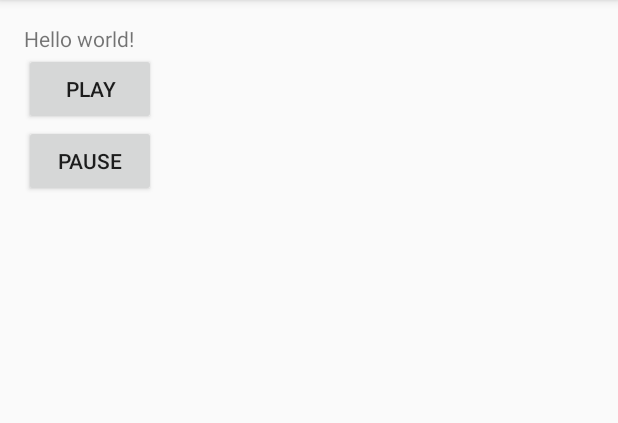
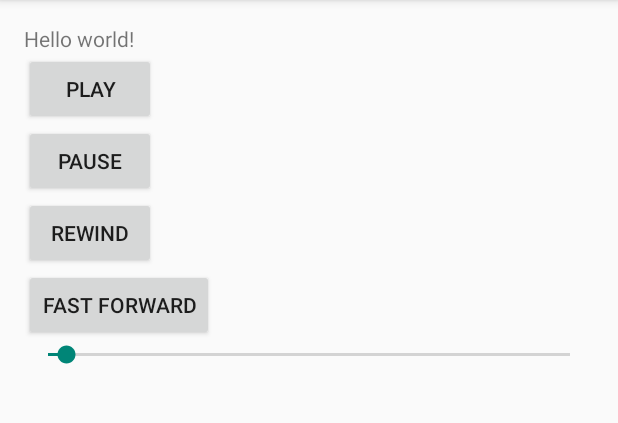
Before and after one commit to sohamtriveous/musicplayertest, an Android app: the screen it shows after launch (MainActivity), after a tap on "PLAY", on a phone screen of 412 x 824 dp, the part 84-507 px from its top. Run offline under Robolectric (Android 15) with nearby library versions, the phone set to English and light mode, and no system bars.

Commit message:
a baisc musicplayer with a seekbar

```diff
--- a/app/src/main/java/com/triveous/musicplayer/MainActivity.java
+++ b/app/src/main/java/com/triveous/musicplayer/MainActivity.java
@@ -1,25 +1,41 @@
 package com.triveous.musicplayer;
 
+import android.media.MediaPlayer;
+import android.os.Bundle;
+import android.os.Handler;
+import android.os.Looper;
+import android.os.Message;
 import android.support.v7.app.ActionBarActivity;
-import android.os.Bundle;
 import android.util.Log;
 import android.view.Menu;
-import android.view.MenuItem;
 import android.view.View;
 import android.widget.Button;
+import android.widget.SeekBar;
 import android.widget.TextView;
 import android.widget.Toast;
 
 
 public class MainActivity extends ActionBarActivity {
+    // refresh interval in milliseconds
+    public static final int INTERVAL_REFRESH = 500;
+    // rewind/ff seek value
+    public static final int VALUE_SEEK = 1000;
+
     private boolean shouldLog = true;
 
     private Button mPlayButton;
     private Button mPauseButton;
     private TextView mStatusTextView;
+    private View mRewindButton;
+    private View mFFButton;
+    private MusicHandler mMusicHandler = new MusicHandler(Looper.getMainLooper());
+
+    private MediaPlayer mMediaPlayer;
+
+    private SeekBar mSeekbar;
 
     private void logMessage(String message) {
-        if(shouldLog) {
+        if (shouldLog) {
             Log.d("MainActivity", message);
         }
     }
@@ -29,23 +45,98 @@ public class MainActivity extends ActionBarActivity {
         super.onCreate(savedInstanceState);
         setContentView(R.layout.activity_main);
 
+        mMediaPlayer = MediaPlayer.create(this, R.raw.music);
+
         mPlayButton = (Button) findViewById(R.id.activity_main_play);
         mPauseButton = (Button) findViewById(R.id.activity_main_pause);
         mStatusTextView = (TextView) findViewById(R.id.activity_main_status);
 
+        mRewindButton = findViewById(R.id.activity_main_rewind);
+        mFFButton = findViewById(R.id.activity_main_ff);
+
+        mSeekbar = (SeekBar) findViewById(R.id.activity_main_seekbar);
+
+        setOnClickListeners();
+        setOnCompletionListener();
+        setOnSeekBarChangeListener();
+    }
+
+    /**
+     * Add onClickListeners to all views
+     */
+    private void setOnClickListeners() {
         mPlayButton.setOnClickListener(new View.OnClickListener() {
             @Override
             public void onClick(View v) {
-                Toast.makeText(MainActivity.this, "Playing music", Toast.LENGTH_SHORT)
-                        .show();
+                Toast.makeText(MainActivity.this, getString(R.string.activity_main_playing), Toast.LENGTH_SHORT).show();
+                // start playing music
+                mMediaPlayer.start();
+                // initialize the seekbar
+                mSeekbar.setMax(mMediaPlayer.getDuration());
+                // start updating the seekbar
+                mMusicHandler.sendEmptyMessage(MusicHandler.MESSAGE_UPDATE_SEEKBAR);
             }
         });
 
         mPauseButton.setOnClickListener(new View.OnClickListener() {
             @Override
             public void onClick(View v) {
-                Toast.makeText(MainActivity.this, "Pausing music", Toast.LENGTH_SHORT)
+                Toast.makeText(MainActivity.this, getString(R.string.activity_main_pause), Toast.LENGTH_SHORT).show();
+                mMediaPlayer.pause();
+                mMusicHandler.removeMessages(MusicHandler.MESSAGE_UPDATE_SEEKBAR);
+            }
+        });
+
+        mRewindButton.setOnClickListener(new View.OnClickListener() {
+            @Override
+            public void onClick(View v) {
+                mMediaPlayer.seekTo(mMediaPlayer.getCurrentPosition() - VALUE_SEEK);
+            }
+        });
+
+        mFFButton.setOnClickListener(new View.OnClickListener() {
+            @Override
+            public void onClick(View v) {
+                mMediaPlayer.seekTo(mMediaPlayer.getCurrentPosition() - VALUE_SEEK);
+            }
+        });
+    }
+
+    /**
+     * Update handler, seekbar once the media has finished playback
+     */
+    private void setOnCompletionListener() {
+        mMediaPlayer.setOnCompletionListener(new MediaPlayer.OnCompletionListener() {
+            @Override
+            public void onCompletion(MediaPlayer mp) {
+                Toast.makeText(MainActivity.this, getString(R.string.activity_main_finished), Toast.LENGTH_SHORT)
                         .show();
+                mSeekbar.setProgress(0);
+                mMusicHandler.removeMessages(MusicHandler.MESSAGE_UPDATE_SEEKBAR);
+            }
+        });
+    }
+
+    /**
+     * Update the mediaplayer position once the seekbar is clicked
+     */
+    private void setOnSeekBarChangeListener() {
+        mSeekbar.setOnSeekBarChangeListener(new SeekBar.OnSeekBarChangeListener() {
+            @Override
+            public void onProgressChanged(SeekBar seekBar, int progress, boolean fromUser) {
+                if (fromUser) {
+                    mMediaPlayer.seekTo(progress);
+                }
+            }
+
+            @Override
+            public void onStartTrackingTouch(SeekBar seekBar) {
+
+            }
+
+            @Override
+            public void onStopTrackingTouch(SeekBar seekBar) {
+
             }
         });
     }
@@ -57,18 +148,28 @@ public class MainActivity extends ActionBarActivity {
         return true;
     }
 
-    @Override
-    public boolean onOptionsItemSelected(MenuItem item) {
-        // Handle action bar item clicks here. The action bar will
-        // automatically handle clicks on the Home/Up button, so long
-        // as you specify a parent activity in AndroidManifest.xml.
-        int id = item.getItemId();
+    /**
+     * A handler to update the seekbar
+     */
+    private class MusicHandler extends Handler {
+        // message to update the seekbar
+        public static final int MESSAGE_UPDATE_SEEKBAR = 1;
 
-        //noinspection SimplifiableIfStatement
-        if (id == R.id.action_settings) {
-            return true;
+        private MusicHandler(Looper looper) {
+            super(looper);
         }
 
-        return super.onOptionsItemSelected(item);
+        @Override
+        public void handleMessage(Message msg) {
+            if (msg.what == MESSAGE_UPDATE_SEEKBAR) {
+                if (mMediaPlayer.isPlaying()) {
+                    // update seekbar
+                    mSeekbar.setProgress(mMediaPlayer.getCurrentPosition());
+                    // schedule the next message
+                    sendEmptyMessageDelayed(MESSAGE_UPDATE_SEEKBAR, INTERVAL_REFRESH);
+                }
+            }
+            super.handleMessage(msg);
+        }
     }
 }
--- a/app/src/main/res/layout/activity_main.xml
+++ b/app/src/main/res/layout/activity_main.xml
@@ -1,30 +1,47 @@
-<RelativeLayout xmlns:android="http://schemas.android.com/apk/res/android"
-    xmlns:tools="http://schemas.android.com/tools" android:layout_width="match_parent"
-    android:layout_height="match_parent" android:paddingLeft="@dimen/activity_horizontal_margin"
+<LinearLayout xmlns:android="http://schemas.android.com/apk/res/android"
+    xmlns:tools="http://schemas.android.com/tools"
+    android:layout_width="match_parent"
+    android:layout_height="match_parent"
+    android:paddingLeft="@dimen/activity_horizontal_margin"
     android:paddingRight="@dimen/activity_horizontal_margin"
     android:paddingTop="@dimen/activity_vertical_margin"
-    android:paddingBottom="@dimen/activity_vertical_margin" tools:context=".MainActivity">
+    android:paddingBottom="@dimen/activity_vertical_margin"
+    tools:context=".MainActivity"
+    android:orientation="vertical">
 
-    <TextView android:text="@string/hello_world" android:layout_width="wrap_content"
+    <TextView
+        android:text="@string/hello_world"
+        android:layout_width="wrap_content"
         android:layout_height="wrap_content"
         android:id="@+id/activity_main_status" />
 
     <Button
         android:layout_width="wrap_content"
         android:layout_height="wrap_content"
-        android:text="Play"
-        android:id="@+id/activity_main_play"
-        android:layout_below="@+id/activity_main_status"
-        android:layout_alignParentLeft="true"
-        android:layout_alignParentStart="true" />
+        android:text="@string/activity_main_label_play"
+        android:id="@+id/activity_main_play" />
 
     <Button
         android:layout_width="wrap_content"
         android:layout_height="wrap_content"
-        android:text="Pause"
-        android:id="@+id/activity_main_pause"
-        android:layout_below="@+id/activity_main_play"
-        android:layout_alignParentLeft="true"
-        android:layout_alignParentStart="true" />
+        android:text="@string/activity_main_label_pause"
+        android:id="@+id/activity_main_pause" />
 
-</RelativeLayout>
+    <Button
+        android:layout_width="wrap_content"
+        android:layout_height="wrap_content"
+        android:text="@string/activity_main_rewind"
+        android:id="@+id/activity_main_rewind" />
+
+    <Button
+        android:layout_width="wrap_content"
+        android:layout_height="wrap_content"
+        android:text="@string/activity_main_ff"
+        android:id="@+id/activity_main_ff" />
+
+    <SeekBar
+        android:layout_width="match_parent"
+        android:layout_height="wrap_content"
+        android:id="@+id/activity_main_seekbar" />
+
+</LinearLayout>
--- a/app/src/main/res/values/strings.xml
+++ b/app/src/main/res/values/strings.xml
@@ -3,4 +3,11 @@
 
     <string name="hello_world">Hello world!</string>
     <string name="action_settings">Settings</string>
+    <string name="activity_main_rewind">Rewind</string>
+    <string name="activity_main_ff">Fast Forward</string>
+    <string name="activity_main_playing">Playing music</string>
+    <string name="activity_main_pause">Pausing music</string>
+    <string name="activity_main_finished">Music finished</string>
+    <string name="activity_main_label_pause">Pause</string>
+    <string name="activity_main_label_play">Play</string>
 </resources>
```
